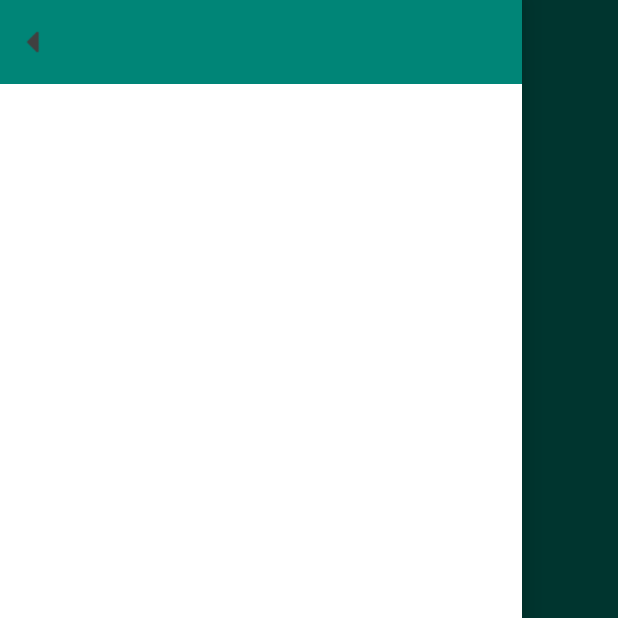
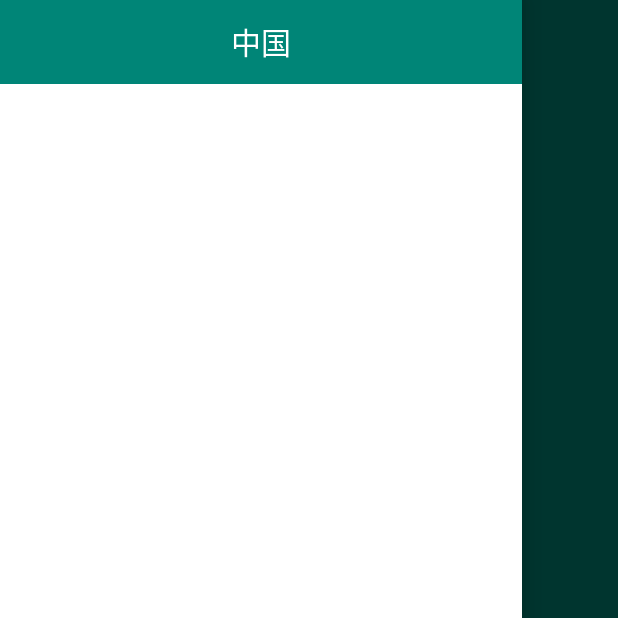
Before and after one commit to luckilyswl/KuWeather, an Android app: the WeatherActivity screen opened directly, with no data from a screen before it, with the side drawer open, on a phone screen of 412 x 824 dp, the top half of it. Run offline under Robolectric (Android 15) with nearby library versions, the phone set to English and light mode, and no system bars; libraries missing offline, so code that uses them is left out: org.litepal.crud; pictures from the network do not load; 2 statements that could not run were skipped.

Commit message:
修改好了，可以显示了，但是有一个刷新debug，每次刷新，数据都会改变

```diff
--- a/KuWeather/app/src/main/java/com/qingshangzuo/kuweather/ChooseAreaFragment.java
+++ b/KuWeather/app/src/main/java/com/qingshangzuo/kuweather/ChooseAreaFragment.java
@@ -34,168 +34,203 @@ import okhttp3.Response;
 
 public class ChooseAreaFragment extends Fragment {
 
+    private static final String TAG = "ChooseAreaFragment";
+
     public static final int LEVEL_PROVINCE = 0;
-    public static final int LEVEL_CITY= 1;
+
+    public static final int LEVEL_CITY = 1;
+
     public static final int LEVEL_COUNTY = 2;
 
     private ProgressDialog progressDialog;
+
     private TextView titleText;
+
     private Button backButton;
+
     private ListView listView;
 
     private ArrayAdapter<String> adapter;
+
     private List<String> dataList = new ArrayList<>();
 
-    private List<Province> provinceList;  //省列表
-    private List<City> cityList;   //市列表
-    private List<County> countyList;  //县列表
+    /**
+     * 省列表
+     */
+    private List<Province> provinceList;
 
-    private Province selectedProvince;  //选中的省份
-    private City selectedCity;  //选中的城市
-    private int currentLevel;  //当前选中的级别
+    /**
+     * 市列表
+     */
+    private List<City> cityList;
 
-    @Nullable
+    /**
+     * 县列表
+     */
+    private List<County> countyList;
+
+    /**
+     * 选中的省份
+     */
+    private Province selectedProvince;
+
+    /**
+     * 选中的城市
+     */
+    private City selectedCity;
+
+    /**
+     * 当前选中的级别
+     */
+    private int currentLevel;
+
+
     @Override
-    public View onCreateView(@NonNull LayoutInflater inflater, @Nullable ViewGroup container, @Nullable Bundle savedInstanceState) {
-
-        View view = inflater.inflate(R.layout.choose_area,container,false);
-        titleText = view.findViewById(R.id.title_text);
-        backButton = view.findViewById(R.id.back_button);
-        listView = view.findViewById(R.id.list_view);
-        adapter = new ArrayAdapter<>(getContext(),android.R.layout.simple_list_item_1,dataList);
+    public View onCreateView(LayoutInflater inflater, ViewGroup container,
+                             Bundle savedInstanceState) {
+        View view = inflater.inflate(R.layout.choose_area, container, false);
+        titleText = (TextView) view.findViewById(R.id.title_text);
+        backButton = (Button) view.findViewById(R.id.back_button);
+        listView = (ListView) view.findViewById(R.id.list_view);
+        adapter = new ArrayAdapter<>(getContext(), android.R.layout.simple_list_item_1, dataList);
         listView.setAdapter(adapter);
         return view;
     }
 
     @Override
-    public void onActivityCreated(@Nullable Bundle savedInstanceState) {
+    public void onActivityCreated(Bundle savedInstanceState) {
         super.onActivityCreated(savedInstanceState);
         listView.setOnItemClickListener(new AdapterView.OnItemClickListener() {
             @Override
             public void onItemClick(AdapterView<?> parent, View view, int position, long id) {
-                if(currentLevel == LEVEL_PROVINCE){
+                if (currentLevel == LEVEL_PROVINCE) {
                     selectedProvince = provinceList.get(position);
                     queryCities();
-                }else if(currentLevel == LEVEL_CITY){
+                } else if (currentLevel == LEVEL_CITY) {
                     selectedCity = cityList.get(position);
                     queryCounties();
-                }else if(currentLevel == LEVEL_COUNTY){
+                } else if (currentLevel == LEVEL_COUNTY) {
                     String weatherId = countyList.get(position).getWeatherId();
-                    if(getActivity() instanceof  MainActivity){
-                        Intent intent = new Intent(getActivity(),WeatherActivity.class);
-                        intent.putExtra("weather_id",weatherId);
+                    if (getActivity() instanceof MainActivity) {
+                        Intent intent = new Intent(getActivity(), WeatherActivity.class);
+                        intent.putExtra("weather_id", weatherId);
                         startActivity(intent);
                         getActivity().finish();
-                    }else if(getActivity() instanceof WeatherActivity){
+                    } else if (getActivity() instanceof WeatherActivity) {
                         WeatherActivity activity = (WeatherActivity) getActivity();
                         activity.drawerLayout.closeDrawers();
-                        activity.swipeRefreshLayout.setRefreshing(true);
+                        activity.swipeRefresh.setRefreshing(true);
                         activity.requestWeather(weatherId);
                     }
                 }
             }
         });
-
         backButton.setOnClickListener(new View.OnClickListener() {
             @Override
             public void onClick(View v) {
-                if(currentLevel == LEVEL_COUNTY){
+                if (currentLevel == LEVEL_COUNTY) {
                     queryCities();
-                }else if(currentLevel == LEVEL_CITY){
+                } else if (currentLevel == LEVEL_CITY) {
                     queryProvinces();
                 }
             }
         });
+        queryProvinces();
     }
 
-    //查询全国所有的省，优先从数据库查询，如果没有查询到再去服务器上查询
+    /**
+     * 查询全国所有的省，优先从数据库查询，如果没有查询到再去服务器上查询。
+     */
     private void queryProvinces() {
         titleText.setText("中国");
         backButton.setVisibility(View.GONE);
         provinceList = DataSupport.findAll(Province.class);
-        if(provinceList.size() > 0){
+        if (provinceList.size() > 0) {
             dataList.clear();
-            for(Province province : provinceList){
+            for (Province province : provinceList) {
                 dataList.add(province.getProvinceName());
             }
             adapter.notifyDataSetChanged();
             listView.setSelection(0);
             currentLevel = LEVEL_PROVINCE;
-        }else{
+        } else {
             String address = "http://guolin.tech/api/china";
-            queryFromServer(address,"province");
+            queryFromServer(address, "province");
         }
     }
 
-    //查询选中省内所有的市，优先从数据库查询，如果没有查询到再去服务器上查询
+    /**
+     * 查询选中省内所有的市，优先从数据库查询，如果没有查询到再去服务器上查询。
+     */
     private void queryCities() {
         titleText.setText(selectedProvince.getProvinceName());
         backButton.setVisibility(View.VISIBLE);
-        cityList = DataSupport.where(" provinceid = ? ",String.valueOf(selectedProvince.getId())).find(City.class);
-        if(cityList.size() > 0 ){
+        cityList = DataSupport.where("provinceid = ?", String.valueOf(selectedProvince.getId())).find(City.class);
+        if (cityList.size() > 0) {
             dataList.clear();
-            for(City city : cityList){
+            for (City city : cityList) {
                 dataList.add(city.getCityName());
             }
             adapter.notifyDataSetChanged();
             listView.setSelection(0);
             currentLevel = LEVEL_CITY;
-        }else {
+        } else {
             int provinceCode = selectedProvince.getProvinceCode();
-            String address = "http://guolin.tech/api/china" + provinceCode;
-            queryFromServer(address,"city");
+            String address = "http://guolin.tech/api/china/" + provinceCode;
+            queryFromServer(address, "city");
         }
     }
 
-    //查询选中市内所有的县，优先从数据库查询，如果没有查询到再去服务器上查询
+    /**
+     * 查询选中市内所有的县，优先从数据库查询，如果没有查询到再去服务器上查询。
+     */
     private void queryCounties() {
         titleText.setText(selectedCity.getCityName());
         backButton.setVisibility(View.VISIBLE);
-        countyList = DataSupport.where("cityid = ? ",String.valueOf(selectedCity.getId())).find(County.class);
-        if(countyList.size() > 0 ){
+        countyList = DataSupport.where("cityid = ?", String.valueOf(selectedCity.getId())).find(County.class);
+        if (countyList.size() > 0) {
             dataList.clear();
-            for(County county : countyList){
+            for (County county : countyList) {
                 dataList.add(county.getCountyName());
             }
             adapter.notifyDataSetChanged();
             listView.setSelection(0);
             currentLevel = LEVEL_COUNTY;
-        }else {
+        } else {
             int provinceCode = selectedProvince.getProvinceCode();
             int cityCode = selectedCity.getCityCode();
-            String address = "http://guolin.tech/api/china" + provinceCode + "/" + cityCode;
-            queryFromServer(address,"county");
+            String address = "http://guolin.tech/api/china/" + provinceCode + "/" + cityCode;
+            queryFromServer(address, "county");
         }
     }
 
-    //根据传入的地址和类型从服务器上查询省市县数据
+    /**
+     * 根据传入的地址和类型从服务器上查询省市县数据。
+     */
     private void queryFromServer(String address, final String type) {
-
         showProgressDialog();
         HttpUtil.sendOkHttpRequest(address, new Callback() {
-
             @Override
             public void onResponse(Call call, Response response) throws IOException {
                 String responseText = response.body().string();
                 boolean result = false;
-                if("province".equals(type)){
+                if ("province".equals(type)) {
                     result = Utility.handleProvinceResponse(responseText);
-                }else if("city".equals(type)){
-                    result = Utility.handleCityResponse(responseText,selectedProvince.getId());
-                }else if("county".equals(type)){
-                    result = Utility.handleCountyResponse(responseText,selectedCity.getId());
+                } else if ("city".equals(type)) {
+                    result = Utility.handleCityResponse(responseText, selectedProvince.getId());
+                } else if ("county".equals(type)) {
+                    result = Utility.handleCountyResponse(responseText, selectedCity.getId());
                 }
-
-                if(result){
+                if (result) {
                     getActivity().runOnUiThread(new Runnable() {
                         @Override
                         public void run() {
                             closeProgressDialog();
-                            if("province".equals(type)){
+                            if ("province".equals(type)) {
                                 queryProvinces();
-                            }else if ("city".equals(type)){
+                            } else if ("city".equals(type)) {
                                 queryCities();
-                            }else if("county".equals(type)){
+                            } else if ("county".equals(type)) {
                                 queryCounties();
                             }
                         }
@@ -205,36 +240,37 @@ public class ChooseAreaFragment extends Fragment {
 
             @Override
             public void onFailure(Call call, IOException e) {
-
-                //通过 runOnUiThread() 方法回到主线程处理逻辑
+                // 通过runOnUiThread()方法回到主线程处理逻辑
                 getActivity().runOnUiThread(new Runnable() {
                     @Override
                     public void run() {
                         closeProgressDialog();
-                        Toast.makeText(getContext(),"加载失败",Toast.LENGTH_SHORT).show();
+                        Toast.makeText(getContext(), "加载失败", Toast.LENGTH_SHORT).show();
                     }
                 });
             }
         });
     }
 
-    //显示进度对话框
+    /**
+     * 显示进度对话框
+     */
     private void showProgressDialog() {
-        if(progressDialog == null){
+        if (progressDialog == null) {
             progressDialog = new ProgressDialog(getActivity());
             progressDialog.setMessage("正在加载...");
             progressDialog.setCanceledOnTouchOutside(false);
         }
-
         progressDialog.show();
     }
 
-    //关闭进度对话框
+    /**
+     * 关闭进度对话框
+     */
     private void closeProgressDialog() {
-        if(progressDialog != null){
+        if (progressDialog != null) {
             progressDialog.dismiss();
         }
     }
 
-
 }
--- a/KuWeather/app/src/main/java/com/qingshangzuo/kuweather/WeatherActivity.java
+++ b/KuWeather/app/src/main/java/com/qingshangzuo/kuweather/WeatherActivity.java
@@ -35,149 +35,143 @@ import okhttp3.Response;
 
 public class WeatherActivity extends AppCompatActivity {
 
+    public DrawerLayout drawerLayout;
+
+    public SwipeRefreshLayout swipeRefresh;
+
     private ScrollView weatherLayout;
-    private TextView textView;
+
+    private Button navButton;
+
     private TextView titleCity;
+
     private TextView titleUpdateTime;
+
     private TextView degreeText;
+
     private TextView weatherInfoText;
+
     private LinearLayout forecastLayout;
+
     private TextView aqiText;
+
     private TextView pm25Text;
+
     private TextView comfortText;
+
     private TextView carWashText;
+
     private TextView sportText;
 
     private ImageView bingPicImg;
 
-    public SwipeRefreshLayout swipeRefreshLayout;
     private String mWeatherId;
-
-    public DrawerLayout drawerLayout;
-    private Button navButton;
 
     @Override
     protected void onCreate(Bundle savedInstanceState) {
         super.onCreate(savedInstanceState);
-
-        if(Build.VERSION.SDK_INT >= 21){
+        if (Build.VERSION.SDK_INT >= 21) {
             View decorView = getWindow().getDecorView();
-            decorView.setSystemUiVisibility(View.SYSTEM_UI_FLAG_LAYOUT_FULLSCREEN | View.SYSTEM_UI_FLAG_LAYOUT_STABLE);
+            decorView.setSystemUiVisibility(View.SYSTEM_UI_FLAG_LAYOUT_FULLSCREEN
+                    | View.SYSTEM_UI_FLAG_LAYOUT_STABLE);
             getWindow().setStatusBarColor(Color.TRANSPARENT);
         }
-
         setContentView(R.layout.activity_weather);
-
-
-
-        weatherLayout = findViewById(R.id.weather_layout);
-        titleCity = findViewById(R.id.title_city);
-        titleUpdateTime = findViewById(R.id.title_update_time);
-        degreeText = findViewById(R.id.degree_text);
-        weatherInfoText = findViewById(R.id.weather_info_text);
-        forecastLayout = findViewById(R.id.forecast_layout);
-        aqiText = findViewById(R.id.aqi_text);
-        pm25Text = findViewById(R.id.pm25_text);
-        comfortText = findViewById(R.id.comfort_text);
-        carWashText = findViewById(R.id.car_wash_text);
-        sportText = findViewById(R.id.sport_text);
-
-        bingPicImg = findViewById(R.id.bing_pic_img);
-
-        swipeRefreshLayout = findViewById(R.id.swipe_refresh);
-        swipeRefreshLayout.setColorSchemeResources(R.color.colorPrimary);
-
-        drawerLayout = findViewById(R.id.drawer_layout);
-        navButton = findViewById(R.id.nav_buttom);
-
+        // 初始化各控件
+        bingPicImg = (ImageView) findViewById(R.id.bing_pic_img);
+        weatherLayout = (ScrollView) findViewById(R.id.weather_layout);
+        titleCity = (TextView) findViewById(R.id.title_city);
+        titleUpdateTime = (TextView) findViewById(R.id.title_update_time);
+        degreeText = (TextView) findViewById(R.id.degree_text);
+        weatherInfoText = (TextView) findViewById(R.id.weather_info_text);
+        forecastLayout = (LinearLayout) findViewById(R.id.forecast_layout);
+        aqiText = (TextView) findViewById(R.id.aqi_text);
+        pm25Text = (TextView) findViewById(R.id.pm25_text);
+        comfortText = (TextView) findViewById(R.id.comfort_text);
+        carWashText = (TextView) findViewById(R.id.car_wash_text);
+        sportText = (TextView) findViewById(R.id.sport_text);
+        swipeRefresh = (SwipeRefreshLayout) findViewById(R.id.swipe_refresh);
+        swipeRefresh.setColorSchemeResources(R.color.colorPrimary);
+        drawerLayout = (DrawerLayout) findViewById(R.id.drawer_layout);
+        navButton = (Button) findViewById(R.id.nav_buttom);
         SharedPreferences prefs = PreferenceManager.getDefaultSharedPreferences(this);
-        String weatherString = prefs.getString("weather",null);
-        if(weatherString != null){
-
-            //缓存时直接解析天气数据
+        String weatherString = prefs.getString("weather", null);
+        if (weatherString != null) {
+            // 有缓存时直接解析天气数据
             Weather weather = Utility.handleWeatherResponse(weatherString);
             mWeatherId = weather.basic.weatherId;
             showWeatherInfo(weather);
-        }else {
-
-            //无缓存时去服务器查询天气
+        } else {
+            // 无缓存时去服务器查询天气
             mWeatherId = getIntent().getStringExtra("weather_id");
             weatherLayout.setVisibility(View.INVISIBLE);
             requestWeather(mWeatherId);
         }
-
-        swipeRefreshLayout.setOnRefreshListener(new SwipeRefreshLayout.OnRefreshListener() {
+        swipeRefresh.setOnRefreshListener(new SwipeRefreshLayout.OnRefreshListener() {
             @Override
             public void onRefresh() {
                 requestWeather(mWeatherId);
             }
         });
-
-        String bingPic = prefs.getString("bing_pic",null);
-        if(bingPic != null){
-            Glide.with(this).load(bingPic).into(bingPicImg);
-        }else {
-            loadBingPic();
-        }
-
         navButton.setOnClickListener(new View.OnClickListener() {
             @Override
             public void onClick(View v) {
                 drawerLayout.openDrawer(GravityCompat.START);
             }
         });
-
+        String bingPic = prefs.getString("bing_pic", null);
+        if (bingPic != null) {
+            Glide.with(this).load(bingPic).into(bingPicImg);
+        } else {
+            loadBingPic();
+        }
     }
 
-
-    //根据天气 id 请求城市天气信息
-    void requestWeather(final String weatherId) {
+    /**
+     * 根据天气id请求城市天气信息。
+     */
+    public void requestWeather(final String weatherId) {
         String weatherUrl = "http://guolin.tech/api/weather?cityid=" + weatherId + "&key=bc0418b57b2d4918819d3974ac1285d9";
         HttpUtil.sendOkHttpRequest(weatherUrl, new Callback() {
-
             @Override
             public void onResponse(Call call, Response response) throws IOException {
-
                 final String responseText = response.body().string();
                 final Weather weather = Utility.handleWeatherResponse(responseText);
-
                 runOnUiThread(new Runnable() {
                     @Override
                     public void run() {
-                        if(weather != null && "ok".equals(weather.status)){
+                        if (weather != null && "ok".equals(weather.status)) {
                             SharedPreferences.Editor editor = PreferenceManager.getDefaultSharedPreferences(WeatherActivity.this).edit();
-                            editor.putString("weather",responseText);
+                            editor.putString("weather", responseText);
                             editor.apply();
+                            mWeatherId = weather.basic.weatherId;
                             showWeatherInfo(weather);
-                        }else {
-                            Toast.makeText(WeatherActivity.this,"获取天气信息失败",Toast.LENGTH_SHORT).show();
+                        } else {
+                            Toast.makeText(WeatherActivity.this, "获取天气信息失败", Toast.LENGTH_SHORT).show();
                         }
-
-                        swipeRefreshLayout.setRefreshing(false);
+                        swipeRefresh.setRefreshing(false);
                     }
                 });
             }
 
             @Override
             public void onFailure(Call call, IOException e) {
-
                 e.printStackTrace();
-
                 runOnUiThread(new Runnable() {
                     @Override
                     public void run() {
-                        Toast.makeText(WeatherActivity.this,"获取天气信息失败",Toast.LENGTH_SHORT).show();
-                        swipeRefreshLayout.setRefreshing(false);
+                        Toast.makeText(WeatherActivity.this, "获取天气信息失败", Toast.LENGTH_SHORT).show();
+                        swipeRefresh.setRefreshing(false);
                     }
                 });
             }
-
         });
-
         loadBingPic();
     }
 
-    //加载必应每日一图
+    /**
+     * 加载必应每日一图
+     */
     private void loadBingPic() {
         String requestBingPic = "http://guolin.tech/api/bing_pic";
         HttpUtil.sendOkHttpRequest(requestBingPic, new Callback() {
@@ -185,9 +179,8 @@ public class WeatherActivity extends AppCompatActivity {
             public void onResponse(Call call, Response response) throws IOException {
                 final String bingPic = response.body().string();
                 SharedPreferences.Editor editor = PreferenceManager.getDefaultSharedPreferences(WeatherActivity.this).edit();
-                editor.putString("bing_pic",bingPic);
+                editor.putString("bing_pic", bingPic);
                 editor.apply();
-
                 runOnUiThread(new Runnable() {
                     @Override
                     public void run() {
@@ -203,54 +196,44 @@ public class WeatherActivity extends AppCompatActivity {
         });
     }
 
-    //处理并展示 Weather 实体类中的数据
+    /**
+     * 处理并展示Weather实体类中的数据。
+     */
     private void showWeatherInfo(Weather weather) {
-
-        if(weather != null && "ok".equals(weather.status)){
-
         String cityName = weather.basic.cityName;
         String updateTime = weather.basic.update.updateTime.split(" ")[1];
-            String degree = weather.now.temperature + " ℃ ";
+        String degree = weather.now.temperature + "℃";
         String weatherInfo = weather.now.more.info;
         titleCity.setText(cityName);
         titleUpdateTime.setText(updateTime);
         degreeText.setText(degree);
         weatherInfoText.setText(weatherInfo);
         forecastLayout.removeAllViews();
-
-            for(Forecast forecast : weather.forecastList){
-                View view = LayoutInflater.from(this).inflate(R.layout.forecast_item,forecastLayout,false);
-                TextView dateText = view.findViewById(R.id.date_text);
-                TextView infoText = view.findViewById(R.id.info_text);
-                TextView maxText = view.findViewById(R.id.max_text);
-                TextView minText = view.findViewById(R.id.min_text);
-
+        for (Forecast forecast : weather.forecastList) {
+            View view = LayoutInflater.from(this).inflate(R.layout.forecast_item, forecastLayout, false);
+            TextView dateText = (TextView) view.findViewById(R.id.date_text);
+            TextView infoText = (TextView) view.findViewById(R.id.info_text);
+            TextView maxText = (TextView) view.findViewById(R.id.max_text);
+            TextView minText = (TextView) view.findViewById(R.id.min_text);
             dateText.setText(forecast.date);
             infoText.setText(forecast.more.info);
             maxText.setText(forecast.temperature.max);
             minText.setText(forecast.temperature.min);
-
             forecastLayout.addView(view);
         }
-
-            if(weather.aqi != null){
+        if (weather.aqi != null) {
             aqiText.setText(weather.aqi.city.aqi);
             pm25Text.setText(weather.aqi.city.pm25);
         }
-
-            String comfort = "舒适度" + weather.suggestion.comfort.info;
-            String carWash = "洗车指数" + weather.suggestion.carWarh.info;
-            String sport = "运动建议" + weather.suggestion.sport.info;
-
+        String comfort = "舒适度：" + weather.suggestion.comfort.info;
+        String carWash = "洗车指数：" + weather.suggestion.carWarh.info;
+        String sport = "运行建议：" + weather.suggestion.sport.info;
         comfortText.setText(comfort);
         carWashText.setText(carWash);
         sportText.setText(sport);
         weatherLayout.setVisibility(View.VISIBLE);
-
         Intent intent = new Intent(this, AutoUpdateService.class);
         startService(intent);
-        }else {
-            Toast.makeText(WeatherActivity.this,"获取天气信息失败",Toast.LENGTH_SHORT).show();
     }
+
 }
-}
--- a/KuWeather/app/src/main/res/layout/aqi.xml
+++ b/KuWeather/app/src/main/res/layout/aqi.xml
@@ -45,7 +45,7 @@
                     android:layout_height="wrap_content"
                     android:layout_gravity="center"
                     android:text="AQI 指数"
-                    android:textSize="40sp"/>
+                    android:textColor="#fff"/>
 
             </LinearLayout>
 
--- a/KuWeather/app/src/main/res/layout/choose_area.xml
+++ b/KuWeather/app/src/main/res/layout/choose_area.xml
@@ -4,7 +4,8 @@
     android:orientation="vertical"
     android:background="#fff"
     android:layout_width="match_parent"
-    android:layout_height="match_parent">
+    android:layout_height="match_parent"
+    android:fitsSystemWindows="true">
 
     <RelativeLayout
         android:layout_width="match_parent"
```
Also changed, not shown: KuWeather/app/src/main/AndroidManifest.xml (+8 -0 lines), KuWeather/app/src/main/java/com/qingshangzuo/kuweather/service/AutoUpdateService.java (+18 -12 lines), KuWeather/app/src/main/res/layout/activity_main.xml (+2 -7 lines), KuWeather/app/src/main/res/drawable-v24/ic_back.png (added), KuWeather/app/src/main/res/drawable-v24/ic_home.png (added), KuWeather/app/src/main/res/drawable/bg.jpg (added). Lines whose indentation alone changed are shown as unchanged.
